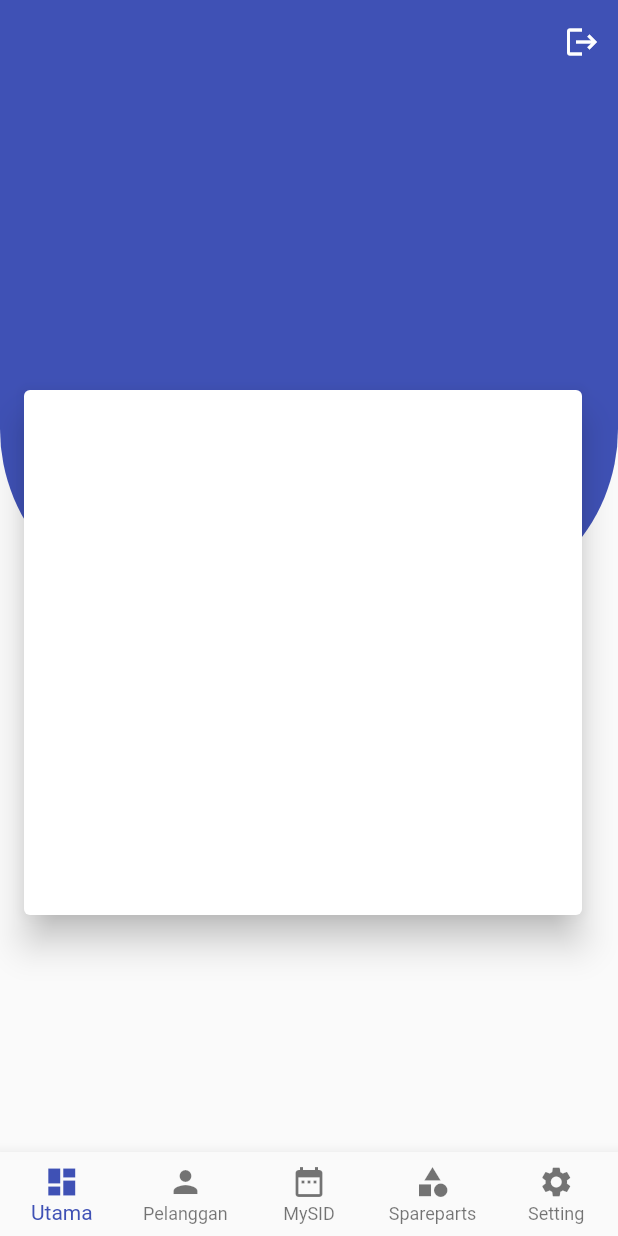
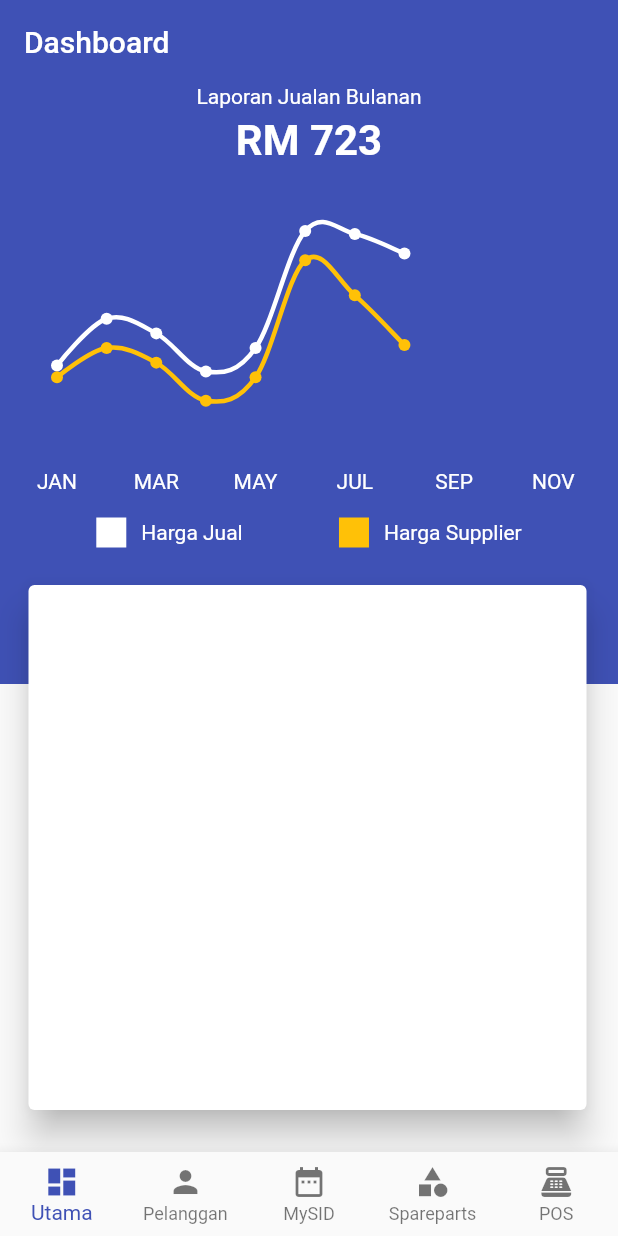
Before and after one commit to TuanPengarah/admin_panel_v2, a Flutter app: the screen it shows once a user with an empty profile is signed in, on a phone screen of 412 x 824 dp. Run offline on Flutter 3.47's test engine with Material 2 defaults, Android fonts, the phone set to English and light mode, and no system bars; drawn by our look-alikes of fl_chart; our stand-ins replace firebase_auth, firebase_core, get, get_storage, lottie, rounded_loading_button and 1 more; missing offline and left inert: esc_pos_bluetooth, esc_pos_utils, flutter_bluetooth_basic; accounts and stored records are empty.

Commit message:
Initialize graph sales Remove scroll behavior on dashboard Add realy dark mode
Signed-off-by: Akid Fikri Azhar <akidfikriazhar@gmail.com>

```diff
--- a/lib/config/remove_glow_effect.dart
+++ /dev/null
@@ -1,9 +0,0 @@
-import 'package:flutter/material.dart';
-
-class MyBehavior extends ScrollBehavior {
-  @override
-  Widget buildViewportChrome(
-      BuildContext context, Widget child, AxisDirection axisDirection) {
-    return child;
-  }
-}
--- a/lib/config/theme_data.dart
+++ b/lib/config/theme_data.dart
@@ -55,6 +55,7 @@ class MyThemes {
   );
   static ThemeData darkTheme = ThemeData(
     brightness: Brightness.dark,
+    scaffoldBackgroundColor: Colors.grey.shade900,
     primarySwatch: Colors.teal,
     primaryColor: Colors.teal,
     appBarTheme: AppBarTheme(
--- /dev/null
+++ b/lib/graph/graph_monthly_sales.dart
@@ -0,0 +1,138 @@
+import 'package:fl_chart/fl_chart.dart';
+import 'package:flutter/material.dart';
+
+class GraphMonthlySales extends StatelessWidget {
+  const GraphMonthlySales({
+    Key key,
+  }) : super(key: key);
+
+  @override
+  Widget build(BuildContext context) {
+    return LineChart(
+      LineChartData(
+          minX: 0,
+          maxX: 11,
+          minY: 0,
+          maxY: 1000,
+          lineTouchData: LineTouchData(
+            enabled: true,
+            touchTooltipData: LineTouchTooltipData(
+              getTooltipItems: (List<LineBarSpot> touchedBarSpots) {
+                return touchedBarSpots.map((barSpot) {
+                  final flSpot = barSpot;
+                  return LineTooltipItem(
+                    'RM ',
+                    TextStyle(
+                      color: flSpot.barIndex == 0 ? Colors.white : Colors.amber,
+                    ),
+                    children: [
+                      TextSpan(
+                        text: flSpot.y.toStringAsFixed(0),
+                        style: TextStyle(
+                          color: flSpot.barIndex == 0
+                              ? Colors.white
+                              : Colors.amber,
+                          fontWeight: FontWeight.bold,
+                        ),
+                      ),
+                    ],
+                  );
+                }).toList();
+              },
+            ),
+          ),
+          titlesData: FlTitlesData(
+            show: true,
+            bottomTitles: SideTitles(
+              showTitles: true,
+              getTitles: (value) {
+                switch (value.toInt()) {
+                  case 0:
+                    return 'JAN';
+                  // case 1:
+                  //   return 'FEB';
+                  case 2:
+                    return 'MAR';
+                  // case 3:
+                  //   return 'APR';
+                  case 4:
+                    return 'MAY';
+                  // case 5:
+                  //   return 'JUN';
+                  case 6:
+                    return 'JUL';
+                  // case 7:
+                  //   return 'AUG';
+                  case 8:
+                    return 'SEP';
+                  // case 9:
+                  //   return 'OCT';
+                  case 10:
+                    return 'NOV';
+                  // case 11:
+                  //   return 'DEC';
+                }
+
+                return '';
+              },
+              getTextStyles: (_, __) => TextStyle(color: Colors.white),
+              margin: 3,
+            ),
+            leftTitles: SideTitles(
+                showTitles: true,
+                getTitles: (_) {
+                  return '';
+                }),
+          ),
+          gridData: FlGridData(
+              show: false,
+              getDrawingHorizontalLine: (value) {
+                return FlLine(
+                  color: Colors.white,
+                  strokeWidth: 0.5,
+                );
+              }),
+          borderData: FlBorderData(
+            show: false,
+          ),
+          lineBarsData: [
+            LineChartBarData(
+              spots: [
+                FlSpot(0, 340),
+                FlSpot(1, 500),
+                FlSpot(2, 450),
+                FlSpot(3, 320),
+                FlSpot(4, 400),
+                FlSpot(5, 800),
+                FlSpot(6, 790),
+                FlSpot(7, 723),
+              ],
+              isCurved: true,
+              colors: [
+                Colors.white,
+              ],
+              dotData: FlDotData(show: true),
+              barWidth: 3,
+            ),
+            LineChartBarData(
+              spots: [
+                FlSpot(0, 300),
+                FlSpot(1, 400),
+                FlSpot(2, 350),
+                FlSpot(3, 220),
+                FlSpot(4, 300),
+                FlSpot(5, 700),
+                FlSpot(6, 580),
+                FlSpot(7, 410),
+              ],
+              isCurved: true,
+              colors: [
+                Colors.amber,
+              ],
+              dotData: FlDotData(show: true),
+              barWidth: 3,
+            ),
+          ]),
+    );
+  }
+}
--- a/lib/home/page/dashboard_page.dart
+++ b/lib/home/page/dashboard_page.dart
@@ -1,62 +1,136 @@
-import 'package:admin_panel/API/firebaseAuth_controller.dart';
-import 'package:admin_panel/config/remove_glow_effect.dart';
+import 'package:admin_panel/config/haptic_feedback.dart';
+import 'package:admin_panel/graph/graph_monthly_sales.dart';
 import 'package:flutter/material.dart';
-import 'package:get/get.dart';
 
 class DashboardPage extends StatelessWidget {
-  final _authController = Get.put(AuthController());
   @override
   Widget build(BuildContext context) {
     return Scaffold(
-      appBar: AppBar(
-        elevation: 0,
-        actions: [
-          IconButton(
-            icon: Icon(Icons.logout),
-            onPressed: () {
-              _authController.performLogOut();
+      body: Stack(
+        children: [
+          Container(
+              width: double.infinity,
+              height: 300,
+              color: Theme.of(context).primaryColor),
+          RefreshIndicator(
+            onRefresh: () async {
+              Haptic.feedbackClick();
+              await Future.delayed(Duration(seconds: 2));
+              Haptic.feedbackSuccess();
             },
+            child: CustomScrollView(
+              physics: BouncingScrollPhysics(),
+              slivers: [
+                SliverAppBar(
+                  title: Text('Dashboard'),
+                  floating: true,
                 ),
-        ],
-      ),
-      body: ScrollConfiguration(
-        behavior: MyBehavior(),
-        child: SingleChildScrollView(
-          physics: ClampingScrollPhysics(),
-          child: Column(
+                SliverList(
+                  delegate: SliverChildListDelegate(
+                    [
+                      Column(
                         children: [
                           SizedBox(
                             height: MediaQuery.of(context).size.height,
                             child: Stack(
                               children: [
                                 Container(
-                      height: 350,
+                                  height: 400,
+                                  width: MediaQuery.of(context).size.width,
                                   decoration: BoxDecoration(
                                     color: Theme.of(context).primaryColor,
-                        borderRadius: BorderRadius.only(
-                            bottomLeft: Radius.circular(120),
-                            bottomRight: Radius.circular(120)),
+                                  ),
+                                  child: Column(
+                                    children: [
+                                      Text(
+                                        'Laporan Jualan Bulanan',
+                                        style: TextStyle(
+                                          color: Colors.white,
+                                        ),
+                                      ),
+                                      SizedBox(height: 5),
+                                      Text(
+                                        'RM 723',
+                                        style: TextStyle(
+                                          fontSize: 28,
+                                          fontWeight: FontWeight.bold,
+                                          color: Colors.white,
+                                        ),
+                                      ),
+                                      Padding(
+                                        padding: const EdgeInsets.symmetric(
+                                            vertical: 5.0, horizontal: 10),
+                                        child: Container(
+                                          height: 220,
+                                          child: GraphMonthlySales(),
+                                        ),
+                                      ),
+                                      SizedBox(height: 5),
+                                      Row(
+                                        mainAxisAlignment:
+                                            MainAxisAlignment.spaceEvenly,
+                                        children: [
+                                          Row(
+                                            children: [
+                                              Container(
+                                                height: 20,
+                                                width: 20,
+                                                color: Colors.white,
+                                              ),
+                                              SizedBox(width: 10),
+                                              Text(
+                                                'Harga Jual',
+                                                style: TextStyle(
+                                                    color: Colors.white),
+                                              ),
+                                            ],
+                                          ),
+                                          Row(
+                                            children: [
+                                              Container(
+                                                height: 20,
+                                                width: 20,
+                                                color: Colors.amber,
+                                              ),
+                                              SizedBox(width: 10),
+                                              Text(
+                                                'Harga Supplier',
+                                                style: TextStyle(
+                                                    color: Colors.white),
+                                              )
+                                            ],
+                                          ),
+                                        ],
+                                      )
+                                    ],
                                   ),
                                 ),
                                 Positioned(
-                      top: 200,
-                      right: 20,
+                                  top: 330,
+                                  right: 17,
                                   child: Card(
                                     elevation: 10,
                                     child: Container(
                                       alignment: Alignment.bottomCenter,
                                       height: 350,
-                          width: MediaQuery.of(context).size.width - 40,
+                                      width: MediaQuery.of(context).size.width -
+                                          40,
                                     ),
                                   ),
                                 ),
                               ],
                             ),
                           ),
-              Text('hello')
+                          SizedBox(height: 30),
+                        ],
+                      ),
+                    ],
+                  ),
+                )
               ],
             ),
           ),
+        ],
       ),
     );
   }
--- /dev/null
+++ b/lib/home/page/pos_page.dart
@@ -0,0 +1,25 @@
+import 'package:admin_panel/API/firebaseAuth_controller.dart';
+import 'package:flutter/material.dart';
+import 'package:get/get.dart';
+
+class SettingPage extends StatelessWidget {
+  final _authController = Get.put(AuthController());
+  @override
+  Widget build(BuildContext context) {
+    return Scaffold(
+      appBar: AppBar(
+        title: Text(
+          'POS',
+        ),
+        actions: [
+          IconButton(
+            onPressed: () {
+              _authController.performLogOut();
+            },
+            icon: Icon(Icons.logout),
+          )
+        ],
+      ),
+    );
+  }
+}
--- a/lib/home/page/settings_page.dart
+++ /dev/null
@@ -1,13 +0,0 @@
-import 'package:flutter/material.dart';
-
-class SettingPage extends StatelessWidget {
-  @override
-  Widget build(BuildContext context) {
-    return Scaffold(
-        appBar: AppBar(
-      title: Text(
-        'Settings',
-      ),
-    ));
-  }
-}
--- a/lib/home/view/home_view.dart
+++ b/lib/home/view/home_view.dart
@@ -2,7 +2,7 @@ import 'package:admin_panel/home/controller/home_controller.dart';
 import 'package:admin_panel/home/page/customer_page.dart';
 import 'package:admin_panel/home/page/dashboard_page.dart';
 import 'package:admin_panel/home/page/mysid_page.dart';
-import 'package:admin_panel/home/page/settings_page.dart';
+import 'package:admin_panel/home/page/pos_page.dart';
 import 'package:admin_panel/home/page/sparepart_page.dart';
 import 'package:flutter/material.dart';
 import 'package:get/get.dart';
@@ -47,8 +47,8 @@ class HomeView extends StatelessWidget {
               label: 'Spareparts',
             ),
             BottomNavigationBarItem(
-              icon: Icon(Icons.settings),
-              label: 'Setting',
+              icon: Icon(Icons.point_of_sale),
+              label: 'POS',
             ),
           ],
         ),
--- a/pubspec.yaml
+++ b/pubspec.yaml
@@ -17,7 +17,8 @@ dependencies:
   sliding_sheet: ^0.5.0
   rounded_loading_button: ^1.0.18
   lottie:
-  syncfusion_flutter_charts: ^19.2.56
+  fl_chart: ^0.36.4
+  liquid_pull_to_refresh: ^3.0.0
 
   # API Services
   firebase_core: ^1.5.0
```
Also changed, not shown: pubspec.lock. Lines whose indentation alone changed are shown as unchanged.
